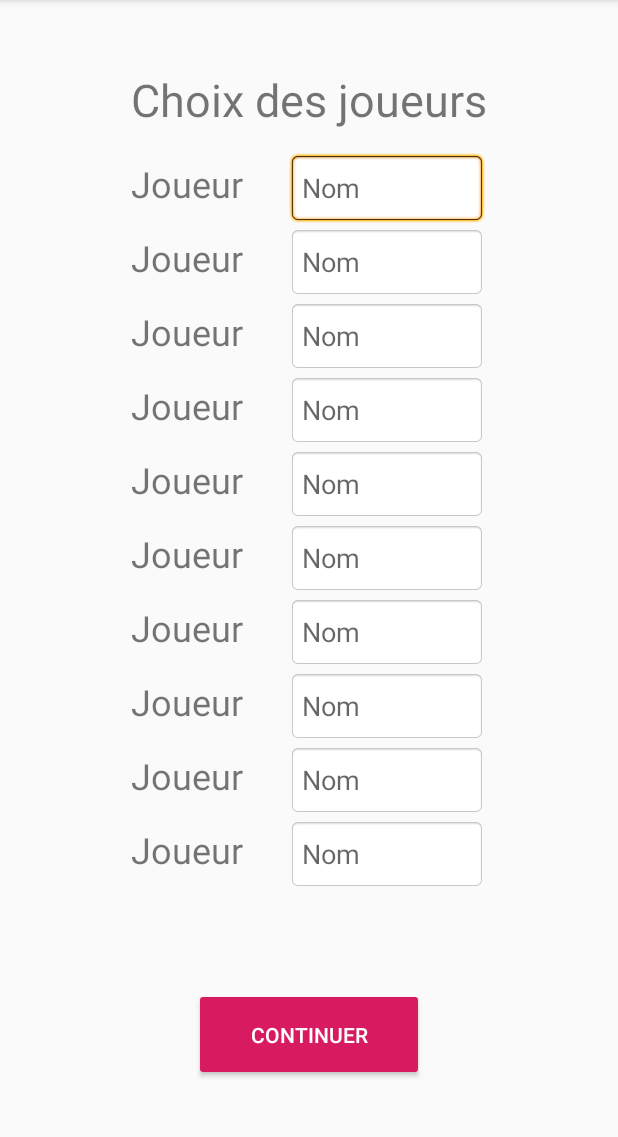
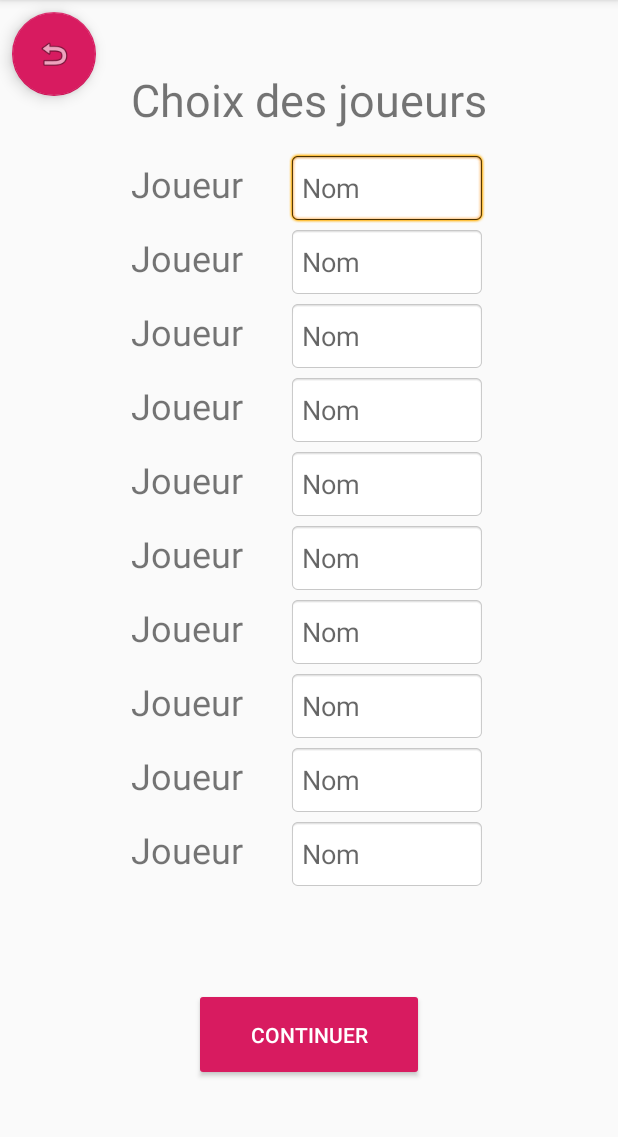
Before and after one commit to erbanc/dixitcompanion, an Android app: the SelectPlayersActivity screen opened directly, with no data from a screen before it, on a phone screen of 412 x 824 dp, the part 84-1221 px from its top. Run offline under Robolectric (Android 15) with nearby library versions, the phone set to English and light mode, and no system bars.

Commit message:
feat: enregistre les joueurs à la sélection

```diff
--- a/app/build.gradle
+++ b/app/build.gradle
@@ -27,4 +27,6 @@ dependencies {
     androidTestImplementation 'androidx.test.ext:junit:1.1.0'
     androidTestImplementation 'androidx.test.espresso:espresso-core:3.1.1'
     implementation 'com.google.android.material:material:1.0.0'
+    compileOnly 'org.projectlombok:lombok:1.18.10'
+    annotationProcessor 'org.projectlombok:lombok:1.18.10'
 }
--- a/app/src/main/java/fr/erban/dixitcompanion/MainActivity.java
+++ b/app/src/main/java/fr/erban/dixitcompanion/MainActivity.java
@@ -13,7 +13,7 @@ public class MainActivity extends AppCompatActivity {
     @Override
     protected void onCreate(Bundle savedInstanceState) {
         super.onCreate(savedInstanceState);
-        setContentView(R.layout.activity_main);
+        setContentView(R.layout.homescreen);
     }
 
     public void startNewGame(View view) {
--- a/app/src/main/res/layout/select_players.xml
+++ b/app/src/main/res/layout/select_players.xml
@@ -7,7 +7,7 @@
     tools:context=".game.SelectPlayersActivity">
 
     <TextView
-        android:id="@+id/textView"
+        android:id="@+id/selectPlayersTitle"
         android:layout_width="253dp"
         android:layout_height="69dp"
         android:layout_marginTop="32dp"
@@ -20,6 +20,21 @@
         app:layout_constraintStart_toStartOf="parent"
         app:layout_constraintTop_toTopOf="parent" />
 
+
+    <com.google.android.material.floatingactionbutton.FloatingActionButton
+        android:id="@+id/floatingActionButton"
+        android:layout_width="wrap_content"
+        android:layout_height="wrap_content"
+        android:layout_marginStart="8dp"
+        android:layout_marginLeft="8dp"
+        android:layout_marginTop="8dp"
+        android:clickable="true"
+        android:focusable="true"
+        android:onClick="returnToPreviousActivity"
+        app:layout_constraintStart_toStartOf="parent"
+        app:layout_constraintTop_toTopOf="parent"
+        app:srcCompat="@android:drawable/ic_menu_revert" />
+
     <LinearLayout
         android:id="@+id/linearLayoutParent"
         android:layout_width="305dp"
@@ -28,7 +43,7 @@
         android:orientation="vertical"
         app:layout_constraintEnd_toEndOf="parent"
         app:layout_constraintStart_toStartOf="parent"
-        app:layout_constraintTop_toBottomOf="@+id/textView">
+        app:layout_constraintTop_toBottomOf="@+id/selectPlayersTitle">
 
         <LinearLayout
             android:id="@+id/linearLayoutChildren"
@@ -39,7 +54,7 @@
             app:layout_constraintBottom_toBottomOf="parent"
             app:layout_constraintEnd_toEndOf="parent"
             app:layout_constraintStart_toStartOf="parent"
-            app:layout_constraintTop_toBottomOf="@+id/textView">
+            app:layout_constraintTop_toBottomOf="@+id/selectPlayersTitle">
 
             <TextView
                 android:layout_width="wrap_content"
@@ -49,7 +64,38 @@
                 android:textSize="24sp" />
 
             <EditText
-                android:id="@+id/entry"
+                android:id="@+id/Player1Name"
+                android:layout_width="132dp"
+                android:layout_height="48dp"
+                android:layout_marginStart="30dp"
+                android:layout_marginLeft="30dp"
+                android:background="@android:drawable/editbox_background"
+                android:hint="@string/addPlayer_hint"
+                android:importantForAutofill="no"
+                android:inputType="text" />
+
+        </LinearLayout>
+
+        <LinearLayout
+            android:id="@+id/linearLayoutChildren2"
+            android:layout_width="280dp"
+            android:layout_height="49dp"
+            android:gravity="center_horizontal"
+            android:orientation="horizontal"
+            app:layout_constraintBottom_toBottomOf="parent"
+            app:layout_constraintEnd_toEndOf="parent"
+            app:layout_constraintStart_toStartOf="parent"
+            app:layout_constraintTop_toBottomOf="@+id/selectPlayersTitle">
+
+            <TextView
+                android:layout_width="wrap_content"
+                android:layout_height="wrap_content"
+                android:gravity="center"
+                android:text="@string/addPlayer_label"
+                android:textSize="24sp" />
+
+            <EditText
+                android:id="@+id/Player2Name"
                 android:layout_width="132dp"
                 android:layout_height="48dp"
                 android:layout_marginStart="30dp"
@@ -70,7 +116,7 @@
             app:layout_constraintBottom_toBottomOf="parent"
             app:layout_constraintEnd_toEndOf="parent"
             app:layout_constraintStart_toStartOf="parent"
-            app:layout_constraintTop_toBottomOf="@+id/textView">
+            app:layout_constraintTop_toBottomOf="@+id/selectPlayersTitle">
 
             <TextView
                 android:layout_width="wrap_content"
@@ -80,7 +126,7 @@
                 android:textSize="24sp" />
 
             <EditText
-                android:id="@+id/entry3"
+                android:id="@+id/Player3Name"
                 android:layout_width="132dp"
                 android:layout_height="48dp"
                 android:layout_marginStart="30dp"
@@ -101,7 +147,7 @@
             app:layout_constraintBottom_toBottomOf="parent"
             app:layout_constraintEnd_toEndOf="parent"
             app:layout_constraintStart_toStartOf="parent"
-            app:layout_constraintTop_toBottomOf="@+id/textView">
+            app:layout_constraintTop_toBottomOf="@+id/selectPlayersTitle">
 
             <TextView
                 android:layout_width="wrap_content"
@@ -111,7 +157,7 @@
                 android:textSize="24sp" />
 
             <EditText
-                android:id="@+id/entry4"
+                android:id="@+id/Player4Name"
                 android:layout_width="132dp"
                 android:layout_height="48dp"
                 android:layout_marginStart="30dp"
@@ -132,7 +178,7 @@
             app:layout_constraintBottom_toBottomOf="parent"
             app:layout_constraintEnd_toEndOf="parent"
             app:layout_constraintStart_toStartOf="parent"
-            app:layout_constraintTop_toBottomOf="@+id/textView">
+            app:layout_constraintTop_toBottomOf="@+id/selectPlayersTitle">
 
             <TextView
                 android:layout_width="wrap_content"
@@ -142,7 +188,7 @@
                 android:textSize="24sp" />
 
             <EditText
-                android:id="@+id/entry5"
+                android:id="@+id/Player5Name"
                 android:layout_width="132dp"
                 android:layout_height="48dp"
                 android:layout_marginStart="30dp"
@@ -163,7 +209,7 @@
             app:layout_constraintBottom_toBottomOf="parent"
             app:layout_constraintEnd_toEndOf="parent"
             app:layout_constraintStart_toStartOf="parent"
-            app:layout_constraintTop_toBottomOf="@+id/textView">
+            app:layout_constraintTop_toBottomOf="@+id/selectPlayersTitle">
 
             <TextView
                 android:layout_width="wrap_content"
@@ -173,7 +219,7 @@
                 android:textSize="24sp" />
 
             <EditText
-                android:id="@+id/entry6"
+                android:id="@+id/Player6Name"
                 android:layout_width="132dp"
                 android:layout_height="48dp"
                 android:layout_marginStart="30dp"
@@ -194,7 +240,7 @@
             app:layout_constraintBottom_toBottomOf="parent"
             app:layout_constraintEnd_toEndOf="parent"
             app:layout_constraintStart_toStartOf="parent"
-            app:layout_constraintTop_toBottomOf="@+id/textView">
+            app:layout_constraintTop_toBottomOf="@+id/selectPlayersTitle">
 
             <TextView
                 android:layout_width="wrap_content"
@@ -204,7 +250,7 @@
                 android:textSize="24sp" />
 
             <EditText
-                android:id="@+id/entry7"
+                android:id="@+id/Player7Name"
                 android:layout_width="132dp"
                 android:layout_height="48dp"
                 android:layout_marginStart="30dp"
@@ -225,7 +271,7 @@
             app:layout_constraintBottom_toBottomOf="parent"
             app:layout_constraintEnd_toEndOf="parent"
             app:layout_constraintStart_toStartOf="parent"
-            app:layout_constraintTop_toBottomOf="@+id/textView">
+            app:layout_constraintTop_toBottomOf="@+id/selectPlayersTitle">
 
             <TextView
                 android:layout_width="wrap_content"
@@ -235,7 +281,7 @@
                 android:textSize="24sp" />
 
             <EditText
-                android:id="@+id/entry8"
+                android:id="@+id/Player8Name"
                 android:layout_width="132dp"
                 android:layout_height="48dp"
                 android:layout_marginStart="30dp"
@@ -256,7 +302,7 @@
             app:layout_constraintBottom_toBottomOf="parent"
             app:layout_constraintEnd_toEndOf="parent"
             app:layout_constraintStart_toStartOf="parent"
-            app:layout_constraintTop_toBottomOf="@+id/textView">
+            app:layout_constraintTop_toBottomOf="@+id/selectPlayersTitle">
 
             <TextView
                 android:layout_width="wrap_content"
@@ -266,7 +312,7 @@
                 android:textSize="24sp" />
 
             <EditText
-                android:id="@+id/entry9"
+                android:id="@+id/Player9Name"
                 android:layout_width="132dp"
                 android:layout_height="48dp"
                 android:layout_marginStart="30dp"
@@ -287,7 +333,7 @@
             app:layout_constraintBottom_toBottomOf="parent"
             app:layout_constraintEnd_toEndOf="parent"
             app:layout_constraintStart_toStartOf="parent"
-            app:layout_constraintTop_toBottomOf="@+id/textView">
+            app:layout_constraintTop_toBottomOf="@+id/selectPlayersTitle">
 
             <TextView
                 android:layout_width="wrap_content"
@@ -297,38 +343,7 @@
                 android:textSize="24sp" />
 
             <EditText
-                android:id="@+id/entry10"
-                android:layout_width="132dp"
-                android:layout_height="48dp"
-                android:layout_marginStart="30dp"
-                android:layout_marginLeft="30dp"
-                android:background="@android:drawable/editbox_background"
-                android:hint="@string/addPlayer_hint"
-                android:importantForAutofill="no"
-                android:inputType="text" />
-
-        </LinearLayout>
-
-        <LinearLayout
-            android:id="@+id/linearLayoutChildren2"
-            android:layout_width="280dp"
-            android:layout_height="49dp"
-            android:gravity="center_horizontal"
-            android:orientation="horizontal"
-            app:layout_constraintBottom_toBottomOf="parent"
-            app:layout_constraintEnd_toEndOf="parent"
-            app:layout_constraintStart_toStartOf="parent"
-            app:layout_constraintTop_toBottomOf="@+id/textView">
-
-            <TextView
-                android:layout_width="wrap_content"
-                android:layout_height="wrap_content"
-                android:gravity="center"
-                android:text="@string/addPlayer_label"
-                android:textSize="24sp" />
-
-            <EditText
-                android:id="@+id/entry2"
+                android:id="@+id/Player10Name"
                 android:layout_width="132dp"
                 android:layout_height="48dp"
                 android:layout_marginStart="30dp"
@@ -343,7 +358,7 @@
     </LinearLayout>
 
     <Button
-        android:id="@+id/button2"
+        android:id="@+id/SelectPlayersContinueButton"
         style="@style/Widget.AppCompat.Button.Colored"
         android:layout_width="153dp"
         android:layout_height="62dp"
--- a/app/src/main/res/layout/select_points.xml
+++ b/app/src/main/res/layout/select_points.xml
@@ -29,14 +29,14 @@
         android:hint="@string/PointsToWinDefaultValue"
         android:inputType="number"
         android:textSize="50sp"
-        app:layout_constraintBottom_toTopOf="@+id/button2"
+        app:layout_constraintBottom_toTopOf="@+id/SelectPlayersContinueButton"
         app:layout_constraintEnd_toEndOf="parent"
         app:layout_constraintStart_toStartOf="parent"
         app:layout_constraintTop_toBottomOf="@+id/pointsToWinTitle"
         android:importantForAutofill="no" />
 
     <Button
-        android:id="@+id/button2"
+        android:id="@+id/SelectPlayersContinueButton"
         style="@style/Widget.AppCompat.Button.Colored"
         android:layout_width="153dp"
         android:layout_height="62dp"
--- a/app/src/main/res/values/strings.xml
+++ b/app/src/main/res/values/strings.xml
@@ -8,4 +8,5 @@
     <string name="addPlayer_btnContinue">Continuer</string>
     <string name="pointsToWinTitle">Nombre de points pour gagner</string>
     <string name="PointsToWinDefaultValue">30</string>
+    <string name="HomescreenTitle">Dixit Companion</string>
 </resources>
--- a/build.gradle
+++ b/build.gradle
@@ -4,6 +4,7 @@ buildscript {
     repositories {
         google()
         jcenter()
+        mavenCentral()
 
     }
     dependencies {
```
Also changed, not shown: app/src/main/java/fr/erban/dixitcompanion/game/Game.java (added, +18 -0 lines), app/src/main/java/fr/erban/dixitcompanion/game/SelectPlayersActivity.java (+68 -0 lines), app/src/main/java/fr/erban/dixitcompanion/game/color/ColorEnum.java (added, +20 -0 lines), app/src/main/java/fr/erban/dixitcompanion/game/player/Player.java (added, +24 -0 lines), app/src/main/res/layout/homescreen.xml (renamed from app/src/main/res/layout/activity_main.xml, +15 -10 lines).
